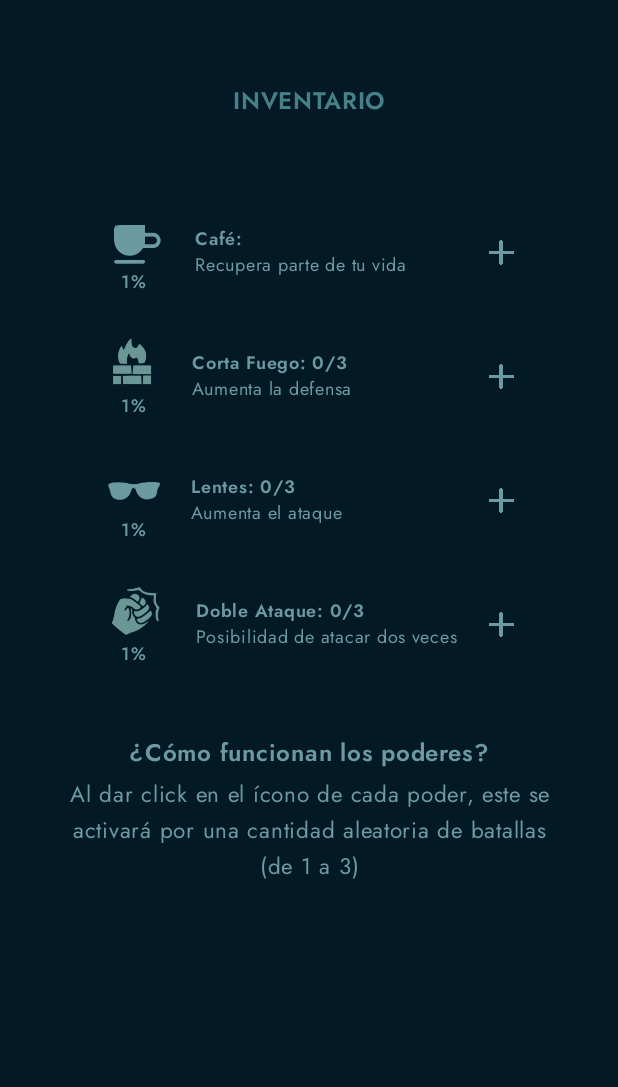
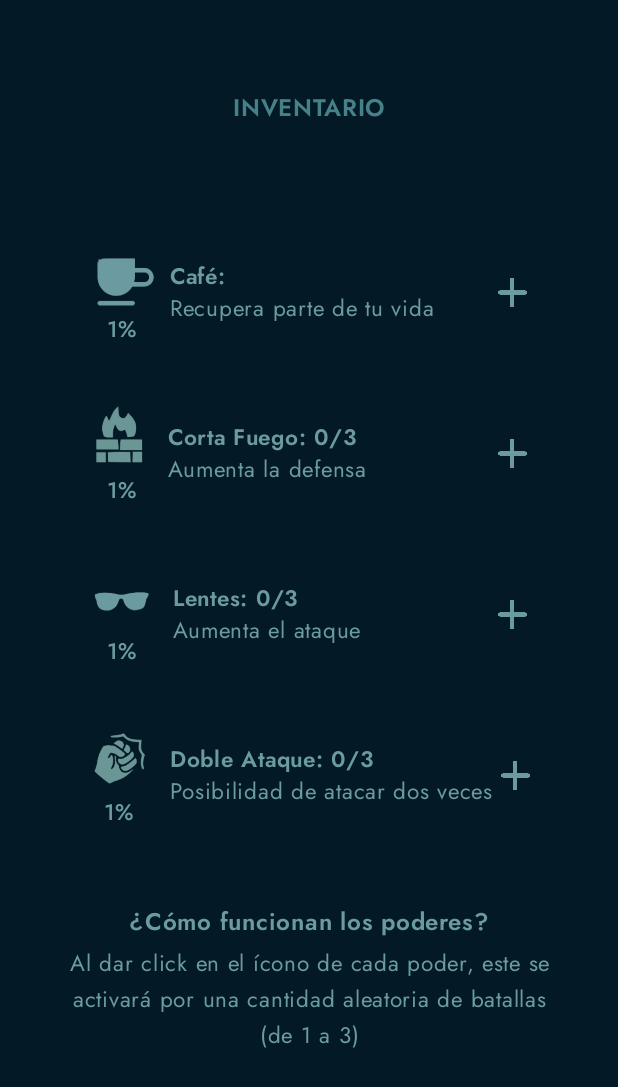
Before and after one commit to Falcon-Team-Mov/Info-King-APP, an Android app built with Jetpack Compose: the @Preview function PreviewRankingScreen, on a phone screen of 412 x 824 dp. Shown: the top 1087 px of the screen. Run offline under Robolectric (Android 15) with nearby library versions, the phone set to English and light mode, and no system bars.

Commit message:
:hammer: Fix: Design of ranking and inventory screens

```diff
--- a/app/src/main/java/com/falconteam/infoking/ui/navigation/user/screens/inventory/InventoryScreen.kt
+++ b/app/src/main/java/com/falconteam/infoking/ui/navigation/user/screens/inventory/InventoryScreen.kt
@@ -42,7 +42,7 @@ fun InventoryScreen( modifier: Modifier = Modifier){
         ) {
             Text(
                 "INVENTARIO",
-                modifier = Modifier.padding(vertical = 55.dp),
+                modifier = Modifier.padding(top = 60.dp, bottom = 50.dp),
                 style = MaterialTheme.typography.bodyLarge,
                 color = secondaryAquaColor,
             )
@@ -53,7 +53,7 @@ fun InventoryScreen( modifier: Modifier = Modifier){
 
             Text(
                 "¿Cómo funcionan los poderes?",
-                modifier = Modifier.padding(top = 25.dp),
+                modifier = Modifier.padding(top = 50.dp),
                 style = MaterialTheme.typography.bodyLarge,
                 color = buttonOKColor,
             )
@@ -73,7 +73,7 @@ fun InventoryScreen( modifier: Modifier = Modifier){
 fun InventoryCardCafe(){
     Card(colors = CardDefaults.cardColors(Color.Transparent),
         modifier = Modifier
-            .padding(horizontal = 30.dp, vertical = 5.dp)
+            .padding(top = 25.dp)
             .size(width = 312.dp, height = 72.dp)
     ) {
         Row(
@@ -84,7 +84,7 @@ fun InventoryCardCafe(){
         {
             Row(modifier = Modifier
                 .fillMaxWidth()
-                .padding(start = 15.dp, end = 15.dp),
+                .padding(start = 6.dp, end = 6.dp),
                 horizontalArrangement = Arrangement.SpaceBetween,
                 verticalAlignment = Alignment.CenterVertically
             ) {
@@ -93,11 +93,11 @@ fun InventoryCardCafe(){
                 ) {
                     Image(painter = painterResource(id = R.drawable.cafe),
                         contentDescription = "Imagen de cafe",
-                        modifier = Modifier.size(width = 48.dp, height = 40.dp))
+                        modifier = Modifier.size(width = 50.dp, height = 50.dp))
                     Text(
                         text = "1%",
                         color = buttonOKColor,
-                        fontSize = 12.sp,
+                        fontSize = 15.sp,
                         style = MaterialTheme.typography.bodyMedium,
                         modifier = Modifier.padding(horizontal = 11.dp),
                     )
@@ -107,20 +107,20 @@ fun InventoryCardCafe(){
                     Text(
                         text = "Café:",
                         color = buttonOKColor,
-                        fontSize = 12.sp,
+                        fontSize = 15.sp,
                         style = MaterialTheme.typography.bodyLarge
                     )
 
                     Text(
-                        text = "Recupera parte de tu vida         ",
+                        text = "Recupera parte de tu vida      ",
                         color = buttonOKColor,
-                        fontSize = 12.sp,
+                        fontSize = 15.sp,
                         style = MaterialTheme.typography.bodySmall
                     )
                 }
                 Image(painter = painterResource(id = R.drawable.plus),
                     contentDescription = "Imagen de cafe",
-                    modifier = Modifier.size(width = 24.dp, height = 24.dp),
+                    modifier = Modifier.size(width = 28.dp, height = 28.dp),
                     colorFilter = ColorFilter.tint(buttonOKColor) )
             } }
     }
@@ -130,7 +130,7 @@ fun InventoryCardCafe(){
 fun InventoryCardFuego() {
     Card(colors = CardDefaults.cardColors(Color.Transparent),
         modifier = Modifier
-            .padding(horizontal = 30.dp, vertical = 5.dp)
+            .padding(top= 35.dp)
             .size(width = 312.dp, height = 72.dp)
     ) {
         Row(
@@ -141,7 +141,7 @@ fun InventoryCardFuego() {
         {
             Row(modifier = Modifier
                 .fillMaxWidth()
-                .padding(start = 15.dp, end = 15.dp),
+                .padding(start = 6.dp, end = 6.dp),
                 horizontalArrangement = Arrangement.SpaceBetween,
                 verticalAlignment = Alignment.CenterVertically
             ) {
@@ -150,11 +150,11 @@ fun InventoryCardFuego() {
                 ) {
                     Image(painter = painterResource(id = R.drawable.corta_fuego),
                         contentDescription = "Imagen de cafe",
-                        modifier = Modifier.size(width = 48.dp, height = 40.dp))
+                        modifier = Modifier.size(width = 50.dp, height = 50.dp))
                     Text(
                         text = "1%",
                         color = buttonOKColor,
-                        fontSize = 12.sp,
+                        fontSize = 15.sp,
                         style = MaterialTheme.typography.bodyMedium,
                         modifier = Modifier.padding(horizontal = 11.dp),
                     )
@@ -164,20 +164,20 @@ fun InventoryCardFuego() {
                     Text(
                         text = "Corta Fuego: 0/3",
                         color = buttonOKColor,
-                        fontSize = 12.sp,
+                        fontSize = 15.sp,
                         style = MaterialTheme.typography.bodyLarge
                     )
 
                     Text(
-                        text = "Aumenta la defensa                   ",
+                        text = "Aumenta la defensa               ",
                         color = buttonOKColor,
-                        fontSize = 12.sp,
+                        fontSize = 15.sp,
                         style = MaterialTheme.typography.bodySmall
                     )
                 }
                 Image(painter = painterResource(id = R.drawable.plus),
                     contentDescription = "Imagen de cafe",
-                    modifier = Modifier.size(width = 24.dp, height = 24.dp),
+                    modifier = Modifier.size(width = 28.dp, height = 28.dp),
                     colorFilter = ColorFilter.tint(buttonOKColor) )
             }        }
     }
@@ -186,7 +186,7 @@ fun InventoryCardFuego() {
 fun InventoryCardLentes() {
     Card(colors = CardDefaults.cardColors(Color.Transparent),
         modifier = Modifier
-            .padding(horizontal = 30.dp, vertical = 5.dp)
+            .padding(top = 35.dp)
             .size(width = 312.dp, height = 72.dp)
     ) {
         Row(
@@ -197,7 +197,7 @@ fun InventoryCardLentes() {
         {
             Row(modifier = Modifier
                 .fillMaxWidth()
-                .padding(start = 15.dp, end = 15.dp),
+                .padding(start = 6.dp, end = 6.dp),
                 horizontalArrangement = Arrangement.SpaceBetween,
                 verticalAlignment = Alignment.CenterVertically
             ) {
@@ -206,34 +206,36 @@ fun InventoryCardLentes() {
                 ) {
                     Image(painter = painterResource(id = R.drawable.lentes),
                         contentDescription = "Imagen de lentes",
-                        modifier = Modifier.size(width = 48.dp, height = 40.dp))
+                        modifier = Modifier.size(width = 50.dp, height = 50.dp))
                     Text(
                         text = "1%",
                         color = buttonOKColor,
-                        fontSize = 12.sp,
+                        fontSize = 15.sp,
                         style = MaterialTheme.typography.bodyMedium,
                         modifier = Modifier.padding(horizontal = 11.dp),
                     )
                 }
 
-                Column() {
+                Column(
+                    modifier = Modifier.padding(start = 5.dp)
+                ) {
                     Text(
                         text = "Lentes: 0/3",
                         color = buttonOKColor,
-                        fontSize = 12.sp,
-                        style = MaterialTheme.typography.bodyLarge
+                        fontSize = 15.sp,
+                        style = MaterialTheme.typography.bodyLarge,
                     )
 
                     Text(
-                        text = "Aumenta el ataque                     ",
+                        text = "Aumenta el ataque                ",
                         color = buttonOKColor,
-                        fontSize = 12.sp,
+                        fontSize = 15.sp,
                         style = MaterialTheme.typography.bodySmall
                     )
                 }
                 Image(painter = painterResource(id = R.drawable.plus),
                     contentDescription = "Imagen de cafe",
-                    modifier = Modifier.size(width = 24.dp, height = 24.dp),
+                    modifier = Modifier.size(width = 28.dp, height = 28.dp),
                     colorFilter = ColorFilter.tint(buttonOKColor) )
             }        }
     }
@@ -242,7 +244,7 @@ fun InventoryCardLentes() {
 fun InventoryCardAtaque() {
     Card(colors = CardDefaults.cardColors(Color.Transparent),
         modifier = Modifier
-            .padding(horizontal = 30.dp, vertical = 5.dp)
+            .padding(top = 35.dp)
             .size(width = 312.dp, height = 72.dp)
     ) {
         Row(
@@ -253,7 +255,7 @@ fun InventoryCardAtaque() {
         {
             Row(modifier = Modifier
                 .fillMaxWidth()
-                .padding(start = 15.dp, end = 15.dp),
+                .padding(start = 4.dp, end = 4.dp),
                 horizontalArrangement = Arrangement.SpaceBetween,
                 verticalAlignment = Alignment.CenterVertically
             ) {
@@ -262,34 +264,36 @@ fun InventoryCardAtaque() {
                 ) {
                     Image(painter = painterResource(id = R.drawable.doble_ataque),
                         contentDescription = "Imagen de cafe",
-                        modifier = Modifier.size(width = 48.dp, height = 40.dp))
+                        modifier = Modifier.size(width = 50.dp, height = 50.dp))
                     Text(
                         text = "1%",
                         color = buttonOKColor,
-                        fontSize = 12.sp,
+                        fontSize = 15.sp,
                         style = MaterialTheme.typography.bodyMedium,
                         modifier = Modifier.padding(horizontal = 11.dp),
                     )
                 }
 
-                Column() {
+                Column(
+                    modifier = Modifier.padding(start = 8.dp)
+                ) {
                     Text(
                         text = "Doble Ataque: 0/3",
                         color = buttonOKColor,
-                        fontSize = 12.sp,
+                        fontSize = 15.sp,
                         style = MaterialTheme.typography.bodyLarge
                     )
 
                     Text(
                         text = "Posibilidad de atacar dos veces",
                         color = buttonOKColor,
-                        fontSize = 12.sp,
+                        fontSize = 15.sp,
                         style = MaterialTheme.typography.bodySmall
                     )
                 }
                 Image(painter = painterResource(id = R.drawable.plus),
                     contentDescription = "Imagen de cafe",
-                    modifier = Modifier.size(width = 24.dp, height = 24.dp),
+                    modifier = Modifier.size(width = 28.dp, height = 28.dp),
                     colorFilter = ColorFilter.tint(buttonOKColor) )
             }        }
     }
--- a/app/src/main/java/com/falconteam/infoking/ui/navigation/user/screens/ranking/RankingScreen.kt
+++ b/app/src/main/java/com/falconteam/infoking/ui/navigation/user/screens/ranking/RankingScreen.kt
@@ -52,7 +52,7 @@ fun RankingScreen() {
                 item {
                     Text(
                         "RANKING GLOBAL",
-                        modifier = Modifier.padding(vertical = 25.dp),
+                        modifier = Modifier.padding(top = 60.dp, bottom = 25.dp),
                         style = MaterialTheme.typography.bodyLarge,
                         color = secondaryAquaColor,
                     )
@@ -74,14 +74,15 @@ fun RankingItem(
         colors = CardDefaults.cardColors(secondaryBlueColor),
         shape = RoundedCornerShape(25.dp),
         modifier = Modifier
-            .padding(horizontal = 30.dp, vertical = 5.dp)
-            .size(width = 359.dp, height = 45.dp)
+            .padding(horizontal = 30.dp, vertical = 3.dp)
+            .size(width = 359.dp, height = 55.dp)
     ) {
         Row(
             verticalAlignment = Alignment.CenterVertically,
+            horizontalArrangement = Arrangement.Center,
             modifier = modifier
                 .fillMaxWidth()
-                .padding(8.dp)
+                .padding(6.dp)
         ) {
             RankingDetail(ranking)
         }
@@ -114,7 +115,7 @@ fun RankingDetail(ranking: Ranking, modifier: Modifier = Modifier) {
                         primaryColor, cornerRadius = CornerRadius(5.dp.toPx())
                     )
                 }
-                .padding(5.dp),
+                .padding(8.dp),
             tint = secondaryAquaColor
         )
 
```
